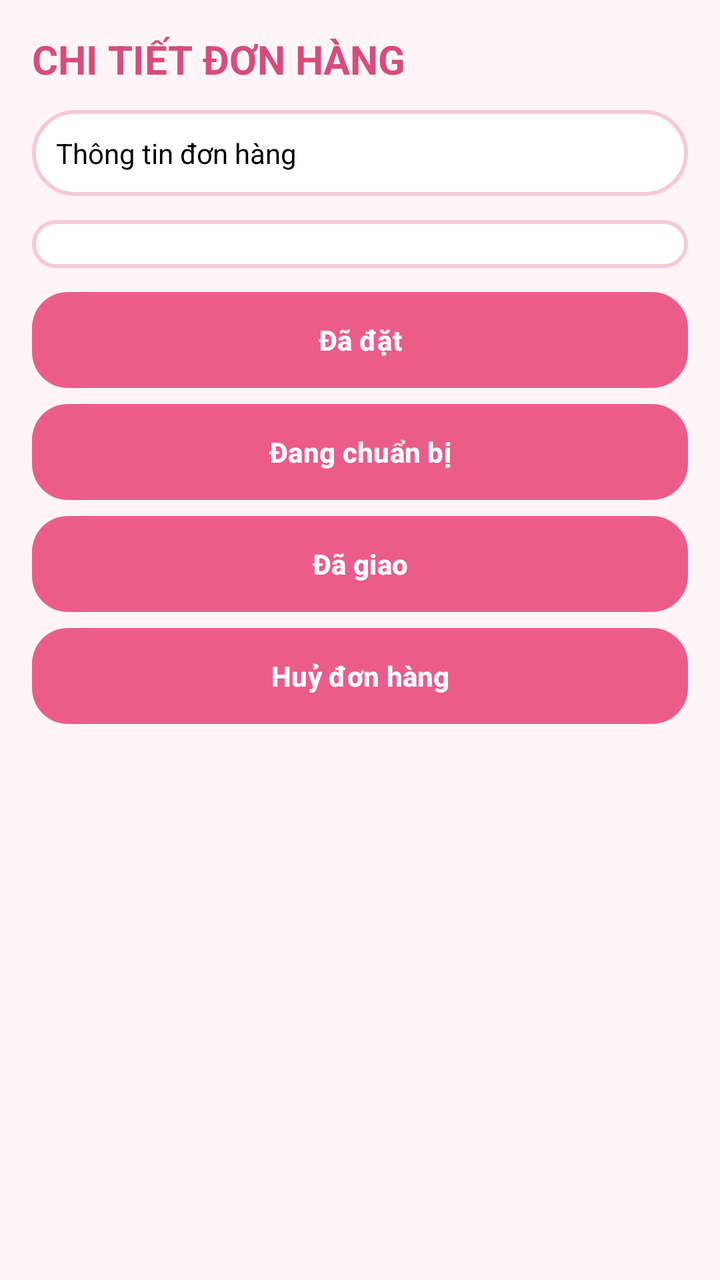
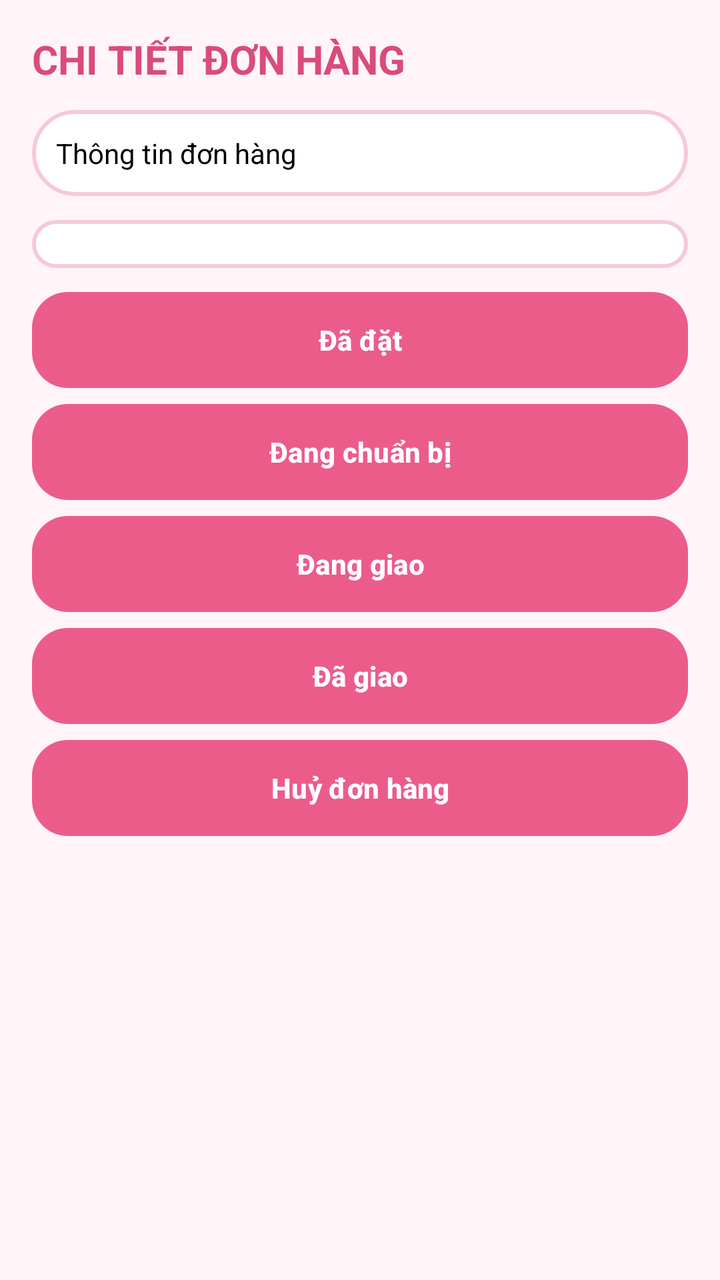

Two renders of the same Android screen: before a commit and after it. Below are the layout's source before the change and the commit's diff.
<!-- AndroidManifest.xml: application theme Theme.MyApplication -->
<!-- res/layout/activity_admin_order_detail.xml -->
<?xml version="1.0" encoding="utf-8"?>
<ScrollView xmlns:android="http://schemas.android.com/apk/res/android"
    android:layout_width="match_parent"
    android:layout_height="match_parent"
    android:background="@color/pink_bg">

    <LinearLayout
        android:layout_width="match_parent"
        android:layout_height="wrap_content"
        android:orientation="vertical"
        android:padding="16dp">

        <TextView
            android:layout_width="match_parent"
            android:layout_height="wrap_content"
            android:text="CHI TIẾT ĐƠN HÀNG"
            android:textColor="@color/pink_dark"
            android:textSize="20sp"
            android:textStyle="bold" />

        <TextView
            android:id="@+id/txtInfo"
            android:layout_width="match_parent"
            android:layout_height="wrap_content"
            android:layout_marginTop="12dp"
            android:background="@drawable/bg_form_rounded"
            android:padding="12dp"
            android:text="Thông tin đơn hàng"
            android:textColor="@android:color/black"
            android:textSize="14sp" />

        <LinearLayout
            android:id="@+id/itemsContainer"
            android:layout_width="match_parent"
            android:layout_height="wrap_content"
            android:layout_marginTop="12dp"
            android:background="@drawable/bg_form_rounded"
            android:orientation="vertical"
            android:padding="12dp" />

        <Button
            android:id="@+id/btnConfirmPaid"
            android:layout_width="match_parent"
            android:layout_height="48dp"
            android:layout_marginTop="12dp"
            android:background="@drawable/bg_button_pink"
            android:backgroundTint="@null"
            android:text="Xác nhận đã thanh toán"
            android:textAllCaps="false"
            android:textColor="@android:color/white"
            android:textStyle="bold"
            android:visibility="gone" />

        <LinearLayout
            android:layout_width="match_parent"
            android:layout_height="wrap_content"
            android:layout_marginTop="12dp"
            android:orientation="vertical">

            <Button
                android:id="@+id/btnPlaced"
                android:layout_width="match_parent"
                android:layout_height="48dp"
                android:background="@drawable/bg_button_pink"
                android:backgroundTint="@null"
                android:text="Đã đặt"
                android:textAllCaps="false"
                android:textColor="@android:color/white"
                android:textStyle="bold" />

            <Button
                android:id="@+id/btnPreparing"
                android:layout_width="match_parent"
                android:layout_height="48dp"
                android:layout_marginTop="8dp"
                android:background="@drawable/bg_button_pink"
                android:backgroundTint="@null"
                android:text="Đang chuẩn bị"
                android:textAllCaps="false"
                android:textColor="@android:color/white"
                android:textStyle="bold" />

            <Button
                android:id="@+id/btnDelivered"
                android:layout_width="match_parent"
                android:layout_height="48dp"
                android:layout_marginTop="8dp"
                android:background="@drawable/bg_button_pink"
                android:backgroundTint="@null"
                android:text="Đã giao"
                android:textAllCaps="false"
                android:textColor="@android:color/white"
                android:textStyle="bold" />

            <Button
                android:id="@+id/btnCancelled"
                android:layout_width="match_parent"
                android:layout_height="48dp"
                android:layout_marginTop="8dp"
                android:layout_marginBottom="24dp"
                android:background="@drawable/bg_button_pink"
                android:backgroundTint="@null"
                android:text="Huỷ đơn hàng"
                android:textAllCaps="false"
                android:textColor="@android:color/white"
                android:textStyle="bold" />
        </LinearLayout>

    </LinearLayout>
</ScrollView>
<!-- resources referenced by this layout -->
<resources>
  <color name="pink_bg">#FFF5F8</color>
  <color name="pink_dark">#D94C79</color>
  <!-- drawable bg_button_pink (drawable) -->
  <?xml version="1.0" encoding="utf-8"?>
  <shape xmlns:android="http://schemas.android.com/apk/res/android">
      <solid android:color="@color/pink_main" />
      <corners android:radius="18dp" />
  </shape>
  <!-- drawable bg_form_rounded (drawable) -->
  <?xml version="1.0" encoding="utf-8"?>
  <shape xmlns:android="http://schemas.android.com/apk/res/android">
      <solid android:color="@color/white" />
      <corners android:radius="24dp" />
      <stroke
          android:width="2dp"
          android:color="@color/pink_light" />
  </shape>
  <style name="Theme.MyApplication" parent="Base.Theme.MyApplication" />
  <color name="pink_main">#EC5C8A</color>
  <color name="white">#FFFFFF</color>
  <color name="pink_light">#F6C9D8</color>
  <style name="Base.Theme.MyApplication" parent="Theme.Material3.DayNight.NoActionBar">
          <item name="colorPrimary">@color/pink_main</item>
          <item name="colorSecondary">@color/pink_light</item>
          <item name="android:statusBarColor">@color/pink_dark</item>
          <item name="colorSurface">@color/pink_bg</item>
      </style>
</resources>

<!-- the commit's change to res/layout/activity_admin_order_detail.xml (unified diff, before → after) -->
@@ -79,6 +79,17 @@
                 android:textAllCaps="false"
                 android:textColor="@android:color/white"
                 android:textStyle="bold" />
+            <Button
+                android:id="@+id/btnDelivering"
+                android:layout_width="match_parent"
+                android:layout_height="48dp"
+                android:layout_marginTop="8dp"
+                android:background="@drawable/bg_button_pink"
+                android:backgroundTint="@null"
+                android:text="Đang giao"
+                android:textAllCaps="false"
+                android:textColor="@android:color/white"
+                android:textStyle="bold" />
 
             <Button
                 android:id="@+id/btnDelivered"
